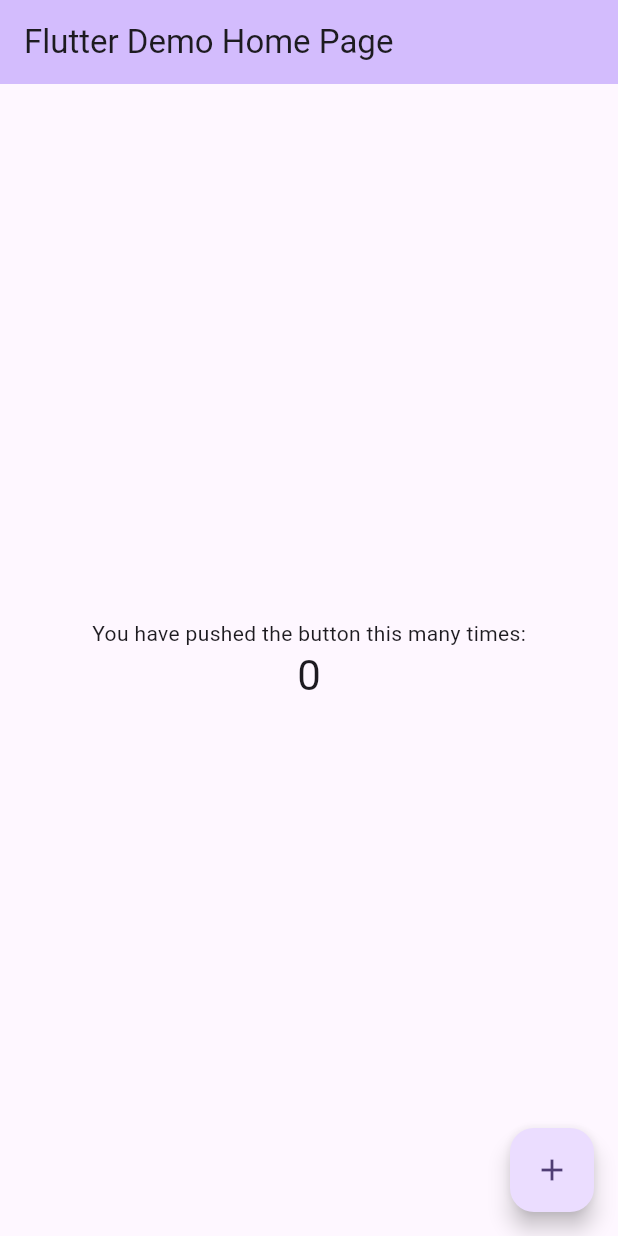
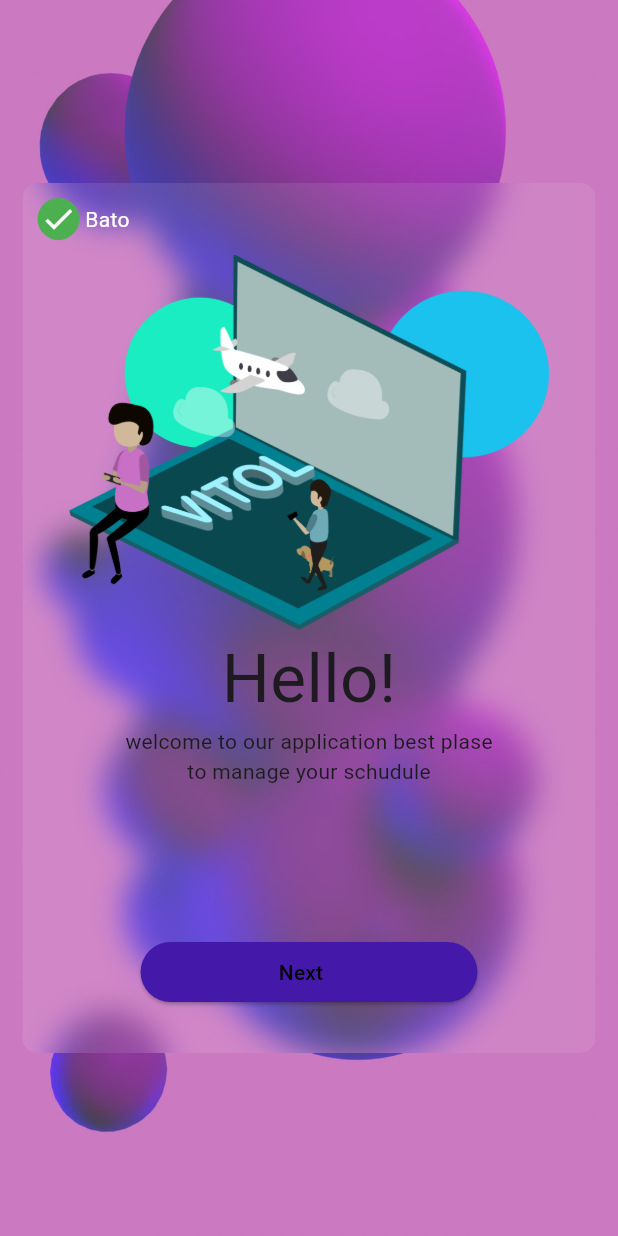
Before and after one commit to FlutterDeveloper2008/yakuniy_imtihon, a Flutter app: the screen it shows after launch, on a phone screen of 412 x 824 dp. Run offline on Flutter 3.47's test engine with Material 3 defaults, Android fonts, the phone set to English and light mode, and no system bars; our stand-ins replace flutter_spinkit, glass.

Commit message:
project tayyor

```diff
--- a/imtihon/lib/main.dart
+++ b/imtihon/lib/main.dart
@@ -1,125 +1,119 @@
 import 'package:flutter/material.dart';
+import 'package:glass/glass.dart';
+import 'package:flutter_spinkit/flutter_spinkit.dart';
+import 'package:imtihon/sec.dart';
+import 'package:imtihon/third.dart';
 
 void main() {
-  runApp(const MyApp());
+  runApp(MaterialApp(
+    debugShowCheckedModeBanner: false,
+    initialRoute: 'main',
+    routes: {'main': (context) => main1(), 'sec': (context) => sec(),'third':(context) => Third()},
+  ));
 }
 
-class MyApp extends StatelessWidget {
-  const MyApp({super.key});
+class main1 extends StatefulWidget {
+  const main1({super.key});
 
-  // This widget is the root of your application.
+  @override
+  State<main1> createState() => _main1State();
+}
+
+Container acon = Container(
+  height: 100,
+  child: Center(),
+);
+
+class _main1State extends State<main1> {
   @override
   Widget build(BuildContext context) {
-    return MaterialApp(
-      title: 'Flutter Demo',
-      theme: ThemeData(
-        // This is the theme of your application.
-        //
-        // TRY THIS: Try running your application with "flutter run". You'll see
-        // the application has a purple toolbar. Then, without quitting the app,
-        // try changing the seedColor in the colorScheme below to Colors.green
-        // and then invoke "hot reload" (save your changes or press the "hot
-        // reload" button in a Flutter-supported IDE, or press "r" if you used
-        // the command line to start the app).
-        //
-        // Notice that the counter didn't reset back to zero; the application
-        // state is not lost during the reload. To reset the state, use hot
-        // restart instead.
-        //
-        // This works for code too, not just values: Most code changes can be
-        // tested with just a hot reload.
-        colorScheme: ColorScheme.fromSeed(seedColor: Colors.deepPurple),
-        useMaterial3: true,
+    return Scaffold(
+      body: Container(
+          height: double.infinity,
+          width: double.infinity,
+          decoration: BoxDecoration(
+              image: DecorationImage(
+                  image: AssetImage('i/back.jpg'), fit: BoxFit.cover)),
+          child: Center(
+              child: Padding(
+            padding: const EdgeInsets.all(15),
+            child: Container(
+              child: Padding(
+                padding: const EdgeInsets.all(10),
+                child: Column(
+                  mainAxisAlignment: MainAxisAlignment.spaceBetween,
+                  children: [
+                    Row(
+                      children: [
+                        CircleAvatar(
+                          backgroundColor: Colors.green,
+                          radius: 14,
+                          child: Icon(
+                            Icons.check,
+                            color: Colors.white,
                           ),
-      home: const MyHomePage(title: 'Flutter Demo Home Page'),
-    );
-  }
-}
-
-class MyHomePage extends StatefulWidget {
-  const MyHomePage({super.key, required this.title});
-
-  // This widget is the home page of your application. It is stateful, meaning
-  // that it has a State object (defined below) that contains fields that affect
-  // how it looks.
-
-  // This class is the configuration for the state. It holds the values (in this
-  // case the title) provided by the parent (in this case the App widget) and
-  // used by the build method of the State. Fields in a Widget subclass are
-  // always marked "final".
-
-  final String title;
-
-  @override
-  State<MyHomePage> createState() => _MyHomePageState();
-}
-
-class _MyHomePageState extends State<MyHomePage> {
-  int _counter = 0;
-
-  void _incrementCounter() {
-    setState(() {
-      // This call to setState tells the Flutter framework that something has
-      // changed in this State, which causes it to rerun the build method below
-      // so that the display can reflect the updated values. If we changed
-      // _counter without calling setState(), then the build method would not be
-      // called again, and so nothing would appear to happen.
-      _counter++;
-    });
-  }
-
-  @override
-  Widget build(BuildContext context) {
-    // This method is rerun every time setState is called, for instance as done
-    // by the _incrementCounter method above.
-    //
-    // The Flutter framework has been optimized to make rerunning build methods
-    // fast, so that you can just rebuild anything that needs updating rather
-    // than having to individually change instances of widgets.
-    return Scaffold(
-      appBar: AppBar(
-        // TRY THIS: Try changing the color here to a specific color (to
-        // Colors.amber, perhaps?) and trigger a hot reload to see the AppBar
-        // change color while the other colors stay the same.
-        backgroundColor: Theme.of(context).colorScheme.inversePrimary,
-        // Here we take the value from the MyHomePage object that was created by
-        // the App.build method, and use it to set our appbar title.
-        title: Text(widget.title),
-      ),
-      body: Center(
-        // Center is a layout widget. It takes a single child and positions it
-        // in the middle of the parent.
-        child: Column(
-          // Column is also a layout widget. It takes a list of children and
-          // arranges them vertically. By default, it sizes itself to fit its
-          // children horizontally, and tries to be as tall as its parent.
-          //
-          // Column has various properties to control how it sizes itself and
-          // how it positions its children. Here we use mainAxisAlignment to
-          // center the children vertically; the main axis here is the vertical
-          // axis because Columns are vertical (the cross axis would be
-          // horizontal).
-          //
-          // TRY THIS: Invoke "debug painting" (choose the "Toggle Debug Paint"
-          // action in the IDE, or press "p" in the console), to see the
-          // wireframe for each widget.
-          mainAxisAlignment: MainAxisAlignment.center,
-          children: <Widget>[
-            const Text(
-              'You have pushed the button this many times:',
                         ),
                         Text(
-              '$_counter',
-              style: Theme.of(context).textTheme.headlineMedium,
+                          ' Bato',
+                          style: TextStyle(color: Colors.white),
+                        )
+                      ],
+                    ),
+                    Column(
+                      mainAxisAlignment: MainAxisAlignment.spaceBetween,
+                      children: [
+                        Container(
+                          height: 250,
+                          child: Image.asset('i/a.gif'),
+                        ),
+                        Column(
+                          children: [
+                            Text(
+                              'Hello!',
+                              style: TextStyle(fontSize: 45),
+                            ),
+                            Text('welcome to our application best plase'),
+                            Text('to manage your schudule'),
+                          ],
+                        ),
+                        acon,
+                        ElevatedButton(
+                            style: ButtonStyle(
+                                backgroundColor: MaterialStateColor.resolveWith(
+                                    (states) =>
+                                        Color.fromARGB(255, 68, 24, 169))),
+                            onPressed: () {
+                              setState(() {
+                                Future.delayed(
+                                  Duration(seconds: 5),(){Navigator.pushNamed(context, 'sec');}
+                                );
+                                acon = Container(
+                                  height: 100,
+                                  child: Center(
+                                    child: SpinKitRing(
+                                      color: Colors.black,
+                                      lineWidth: 4,
+                                    ),
+                                  ),
+                                );
+                              });
+                            },
+                            child: Text(
+                              '                   Next                      ',
+                              style: TextStyle(color: Colors.black),
+                            )),
+                        SizedBox(
+                          height: 20,
+                        )
+                      ],
                     ),
                   ],
                 ),
               ),
-      floatingActionButton: FloatingActionButton(
-        onPressed: _incrementCounter,
-        tooltip: 'Increment',
-        child: const Icon(Icons.add),
-      ), // This trailing comma makes auto-formatting nicer for build methods.
+              height: 580,
+              width: double.infinity,
+            ).asGlass(clipBorderRadius: BorderRadius.circular(10)),
+          ))),
     );
   }
 }
--- a/imtihon/pubspec.yaml
+++ b/imtihon/pubspec.yaml
@@ -35,6 +35,8 @@ dependencies:
   # The following adds the Cupertino Icons font to your application.
   # Use with the CupertinoIcons class for iOS style icons.
   cupertino_icons: ^1.0.6
+  glass: ^2.0.0+1
+  flutter_spinkit: ^5.2.1
 
 dev_dependencies:
   flutter_test:
@@ -59,8 +61,8 @@ flutter:
   uses-material-design: true
 
   # To add assets to your application, add an assets section, like this:
-  # assets:
-  #   - images/a_dot_burr.jpeg
+  assets:
+    - i/
   #   - images/a_dot_ham.jpeg
 
   # An image asset can refer to one or more resolution-specific "variants", see
```
Also changed, not shown: imtihon/lib/sec.dart (added, +160 -0 lines), imtihon/lib/third.dart (added, +51 -0 lines), imtihon/i/3d.png (added), imtihon/i/a.gif (added), imtihon/i/back.jpg (added), imtihon/pubspec.lock, 1 other file. Lines whose indentation alone changed are shown as unchanged.
